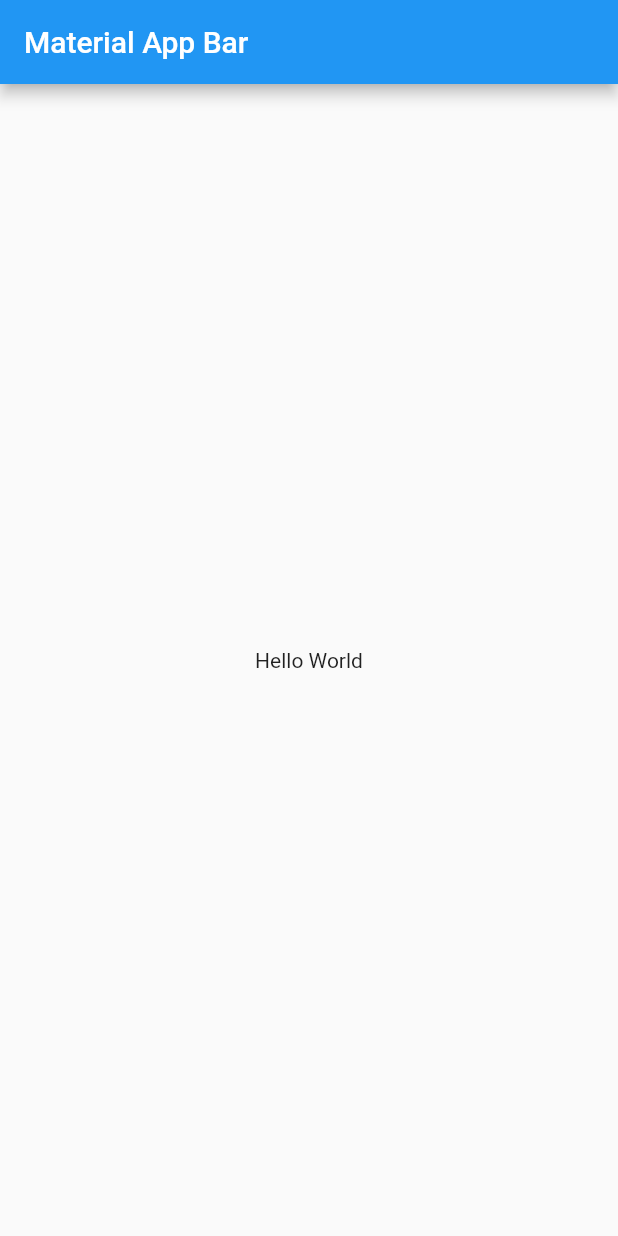
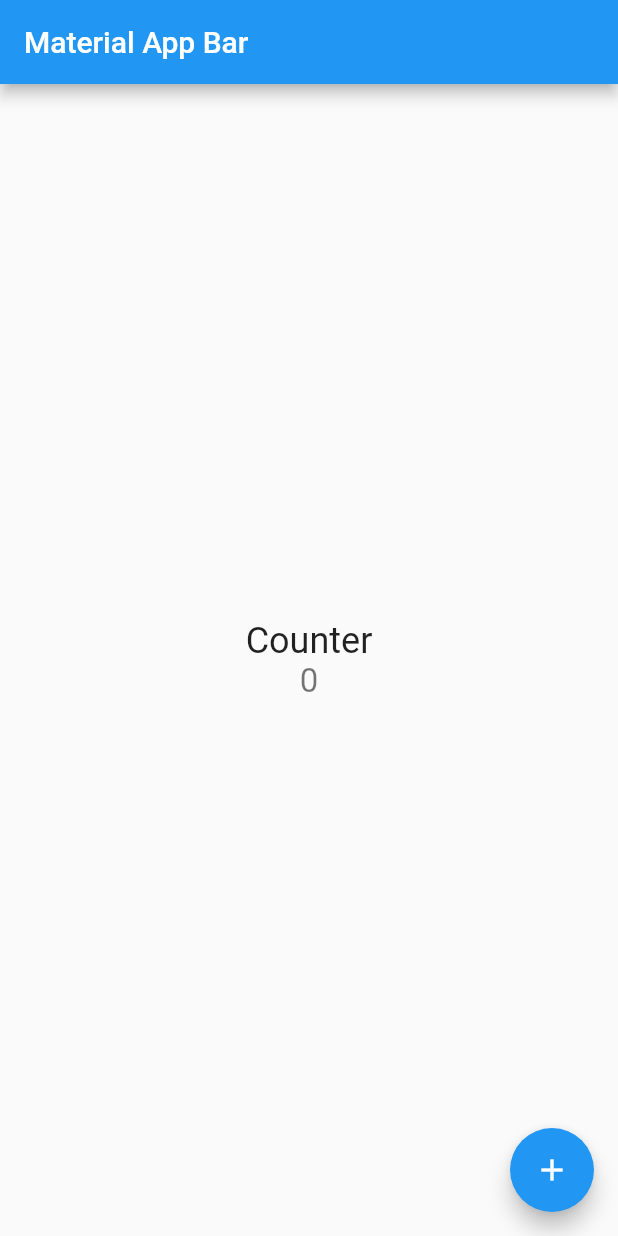
Before and after one commit to Eduardo6446/flutter_practices, a Flutter app: the screen it shows after launch, on a phone screen of 412 x 824 dp. Run offline on Flutter 3.47's test engine with Material 2 defaults, Android fonts, the phone set to English and light mode, and no system bars.

Commit message:
initial app

```diff
--- a/lib/screens/home_screens.dart
+++ b/lib/screens/home_screens.dart
@@ -7,11 +7,21 @@ class HomeScreen extends StatelessWidget {
   Widget build(BuildContext context) {
     return Scaffold(
       appBar: AppBar(
-        title: const Text('Material App Bar'),
+        title: Text('Material App Bar'),
       ),
-      body: const Center(
-        child: Text('Hello World'),
-      ),
+      body: Center(
+          child: Column(
+        mainAxisAlignment: MainAxisAlignment.center,
+        children: <Widget>[
+          Text("Counter", style: TextStyle(fontSize: 24)),
+          Text('0', style: TextStyle(fontSize: 22, color: Colors.black54)),
+        ],
+      )),
+      floatingActionButton: FloatingActionButton(
+          child: Icon(Icons.add),
+          onPressed: () {
+            print('sirve');
+          }),
     );
   }
 }
```
